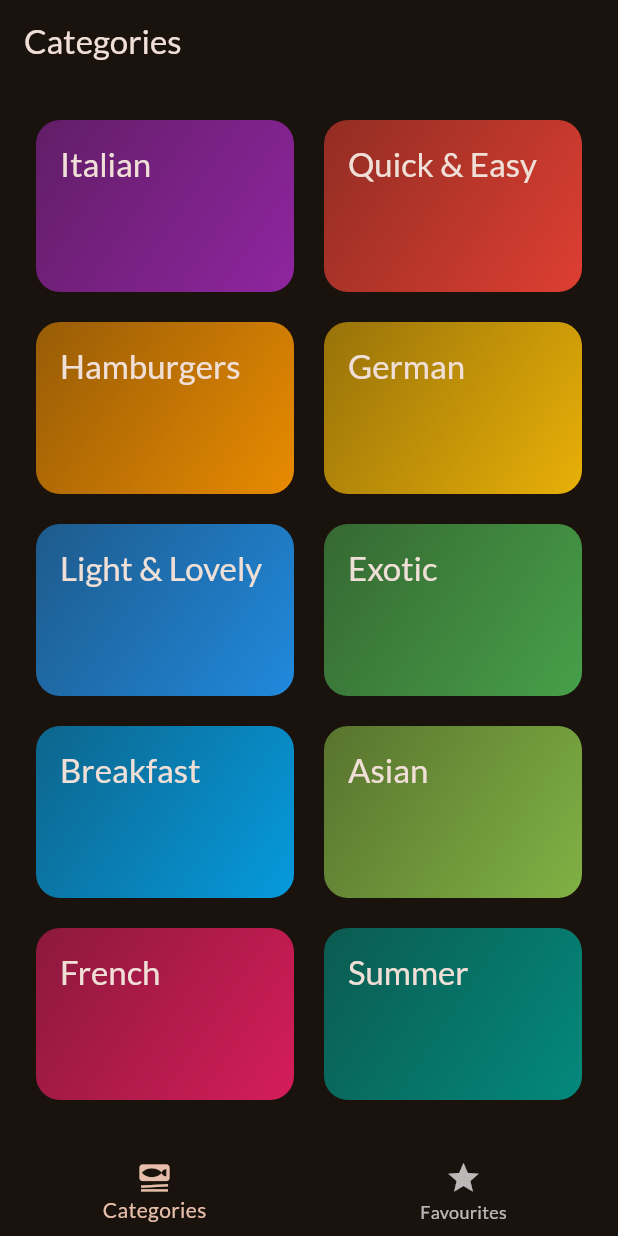
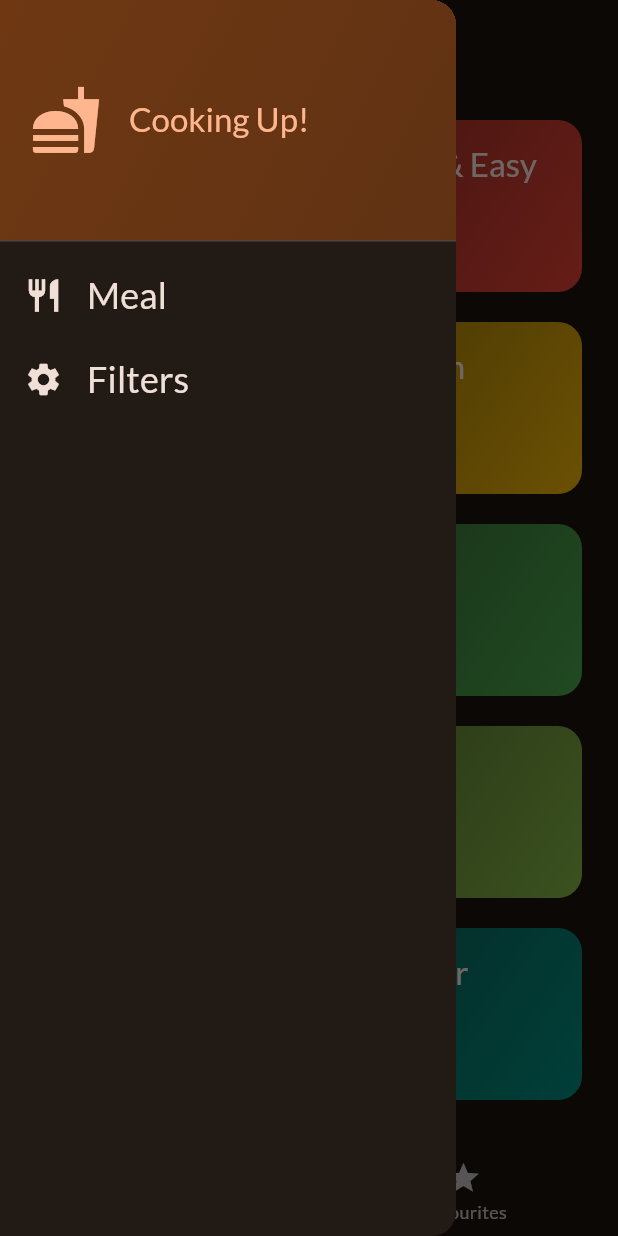
Before and after one commit to JagdishSingh01/Meal_App, a Flutter app: the screen it shows after launch, with the side drawer open (before the commit the screen has no drawer), on a phone screen of 412 x 824 dp. Run offline on Flutter 3.47's test engine with Material 3 defaults, Android fonts, the phone set to English and light mode, and no system bars; our stand-ins replace google_fonts, transparent_image.

Commit message:
added the main_drawer file in the 'screens' folder and did some changes in the files- categories, meal_details, meals and tabs file

```diff
--- a/lib/screens/categories.dart
+++ b/lib/screens/categories.dart
@@ -1,11 +1,15 @@
 import 'package:flutter/material.dart';
 import 'package:meal/data/dummy_data.dart';
 import 'package:meal/models/category.dart';
+import 'package:meal/models/meal.dart';
 import 'package:meal/widgets/category_grid_item.dart';
 import 'package:meal/screens/meals.dart';
 
 class CategoriesScreen extends StatelessWidget {
-  const CategoriesScreen({super.key});
+  const CategoriesScreen({super.key, required this.onToggleFavourite});
+
+  final void Function(Meal meal) onToggleFavourite;
+
   void _selectCategory(BuildContext context, Category category) {
     final filteredMeals = dummyMeals
         .where((meal) => meal.categories.contains(category.id))
@@ -14,6 +18,7 @@ class CategoriesScreen extends StatelessWidget {
         builder: (ctx) => MealsScreen(
               title: category.title,
               meals: filteredMeals,
+              onToggleFavourite: onToggleFavourite,
             )));
   }
 
--- a/lib/screens/meal_details.dart
+++ b/lib/screens/meal_details.dart
@@ -2,8 +2,11 @@ import 'package:flutter/material.dart';
 import 'package:meal/models/meal.dart';
 
 class MealDetailsScreen extends StatelessWidget {
-  const MealDetailsScreen({super.key, required this.meal});
+  const MealDetailsScreen(
+      {super.key, required this.meal, required this.onToggleFavourite});
+
   final Meal meal;
+  final void Function(Meal meal) onToggleFavourite;
 
   @override
   Widget build(BuildContext context) {
@@ -11,7 +14,11 @@ class MealDetailsScreen extends StatelessWidget {
         appBar: AppBar(
           title: Text(meal.title),
           actions: [
-            IconButton(onPressed: (){}, icon: Icon(Icons.star))
+            IconButton(
+                onPressed: () {
+                  onToggleFavourite(meal);
+                },
+                icon: Icon(Icons.star))
           ],
         ),
         body: SingleChildScrollView(
@@ -23,11 +30,9 @@ class MealDetailsScreen extends StatelessWidget {
                 width: double.infinity,
                 fit: BoxFit.cover,
               ),
-
               SizedBox(
                 height: 14,
               ),
-
               Text(
                 'Ingredients',
                 style: Theme.of(context).textTheme.titleLarge!.copyWith(
@@ -35,22 +40,19 @@ class MealDetailsScreen extends StatelessWidget {
                       fontWeight: FontWeight.bold,
                     ),
               ),
-
               SizedBox(
                 height: 14,
               ),
-
               for (final ingredient in meal.ingredients)
-                Text(ingredient,
+                Text(
+                  ingredient,
                   style: Theme.of(context).textTheme.bodyMedium!.copyWith(
                         color: Theme.of(context).colorScheme.onBackground,
                       ),
                 ),
-
               SizedBox(
                 height: 14,
               ),
-
               Text(
                 'Steps',
                 style: Theme.of(context).textTheme.titleLarge!.copyWith(
@@ -61,7 +63,6 @@ class MealDetailsScreen extends StatelessWidget {
               SizedBox(
                 height: 14,
               ),
-
               for (final step in meal.steps)
                 Padding(
                   padding: const EdgeInsets.symmetric(
--- a/lib/screens/meals.dart
+++ b/lib/screens/meals.dart
@@ -4,14 +4,15 @@ import 'package:meal/screens/meal_details.dart';
 import 'package:meal/widgets/meal_item.dart';
 
 class MealsScreen extends StatelessWidget {
-  const MealsScreen({super.key, this.title, required this.meals});
+  const MealsScreen({super.key, this.title, required this.meals, required this.onToggleFavourite});
 
   final String? title;
   final List<Meal> meals;
+  final void Function(Meal meal) onToggleFavourite;
 
   void selectMeal(BuildContext context, Meal meal) {
     Navigator.of(context).push(
-        MaterialPageRoute(builder: (ctx) => MealDetailsScreen(meal: meal)));
+        MaterialPageRoute(builder: (ctx) => MealDetailsScreen(meal: meal, onToggleFavourite:onToggleFavourite ,)));
   }
 
   @override
--- a/lib/screens/tabs.dart
+++ b/lib/screens/tabs.dart
@@ -1,7 +1,9 @@
 import 'package:flutter/material.dart';
-import 'package:meal/main.dart';
+// import 'package:meal/main.dart';
+import 'package:meal/models/meal.dart';
 import 'package:meal/screens/categories.dart';
 import 'package:meal/screens/meals.dart';
+import 'package:meal/widgets/main_drawer.dart';
 
 class TabsScreen extends StatefulWidget {
   const TabsScreen({super.key});
@@ -12,30 +14,69 @@ class TabsScreen extends StatefulWidget {
 
 class _TabsScreenState extends State<TabsScreen> {
   int _selectedPageIndex = 0;
+  final List<Meal> _favouriteMeals = [];
+
+  void _showInfoMessage(String message) {
+    ScaffoldMessenger.of(context).clearSnackBars();
+    ScaffoldMessenger.of(context)
+        .showSnackBar(SnackBar(content: Text(message)));
+  }
+
+  void _toggleMealFavouriteStatus(Meal meal) {
+    final isExisting = _favouriteMeals.contains(meal);
+    if (isExisting) {
+      setState(() {
+        _favouriteMeals.remove(meal);
+      });
+      _showInfoMessage('Meal is no longer a favourite');
+    } else {
+      setState(() {
+        _favouriteMeals.add(meal);
+      });
+      _showInfoMessage('Marked as a favourite');
+    }
+  }
+
   void _selectPage(int index) {
     setState(() {
       _selectedPageIndex = index;
     });
   }
 
+  void _setScreen(String identifier) {
+    if (identifier == 'filters') {
+    } else {
+      Navigator.of(context).pop();
+    }
+  }
+
   @override
   Widget build(BuildContext context) {
-    Widget activePage = const CategoriesScreen();
+    Widget activePage =
+        CategoriesScreen(onToggleFavourite: _toggleMealFavouriteStatus);
     var activePageTitle = 'Categories';
+
     if (_selectedPageIndex == 1) {
-      activePage = const  MealsScreen( meals: []);
+      activePage = MealsScreen(
+          meals: _favouriteMeals,
+          onToggleFavourite: _toggleMealFavouriteStatus);
       activePageTitle = 'Your Favourites';
     }
+
     return Scaffold(
       appBar: AppBar(
         title: Text(activePageTitle),
+      ),
+      drawer: MainDrawer(
+        onSelectScreen: _setScreen,
       ),
       body: activePage,
       bottomNavigationBar: BottomNavigationBar(
         onTap: _selectPage,
         currentIndex: _selectedPageIndex,
         items: const [
-          BottomNavigationBarItem(icon: Icon(Icons.set_meal), label: 'Categories'),
+          BottomNavigationBarItem(
+              icon: Icon(Icons.set_meal), label: 'Categories'),
           BottomNavigationBarItem(icon: Icon(Icons.star), label: 'Favourites'),
         ],
       ),
--- /dev/null
+++ b/lib/widgets/main_drawer.dart
@@ -0,0 +1,85 @@
+import 'package:flutter/material.dart';
+import 'package:meal/main.dart';
+
+class MainDrawer extends StatelessWidget {
+  const MainDrawer({super.key, required this.onSelectScreen});
+
+  final void Function(String identifier) onSelectScreen;
+
+  @override
+  Widget build(BuildContext context) {
+    return Drawer(
+      child: Column(
+        children: [
+          DrawerHeader(
+              padding: EdgeInsets.all(20),
+              decoration: BoxDecoration(
+                  gradient: LinearGradient(
+                colors: [
+                  Theme.of(context).colorScheme.primaryContainer,
+                  Theme.of(context)
+                      .colorScheme
+                      .primaryContainer
+                      .withOpacity(0.8),
+                ],
+                begin: Alignment.topLeft,
+                end: Alignment.bottomRight,
+              )),
+              child: Row(
+                children: [
+                  Icon(
+                    Icons.fastfood,
+                    size: 48,
+                    color: Theme.of(context).colorScheme.primary,
+                  ),
+                  const SizedBox(
+                    width: 18,
+                  ),
+                  Text(
+                    'Cooking Up!',
+                    style: Theme.of(context)
+                        .textTheme
+                        .titleLarge!
+                        .copyWith(color: Theme.of(context).colorScheme.primary),
+                  )
+                ],
+              )),
+          ListTile(
+            leading: Icon(
+              Icons.restaurant,
+              size: 26,
+              color: Theme.of(context).colorScheme.onBackground,
+            ),
+            title: Text(
+              'Meal',
+              style: Theme.of(context).textTheme.titleSmall!.copyWith(
+                    color: Theme.of(context).colorScheme.onBackground,
+                    fontSize: 24,
+                  ),
+            ),
+            onTap: () {
+              onSelectScreen('meals');
+            },
+          ),
+          ListTile(
+            leading: Icon(
+              Icons.settings,
+              size: 26,
+              color: Theme.of(context).colorScheme.onBackground,
+            ),
+            title: Text(
+              'Filters',
+              style: Theme.of(context).textTheme.titleSmall!.copyWith(
+                    color: Theme.of(context).colorScheme.onBackground,
+                    fontSize: 24,
+                  ),
+            ),
+            onTap: () {
+              onSelectScreen('filters');
+            },
+          ),
+        ],
+      ),
+    );
+  }
+}
```
Lines whose indentation alone changed are shown as unchanged.
